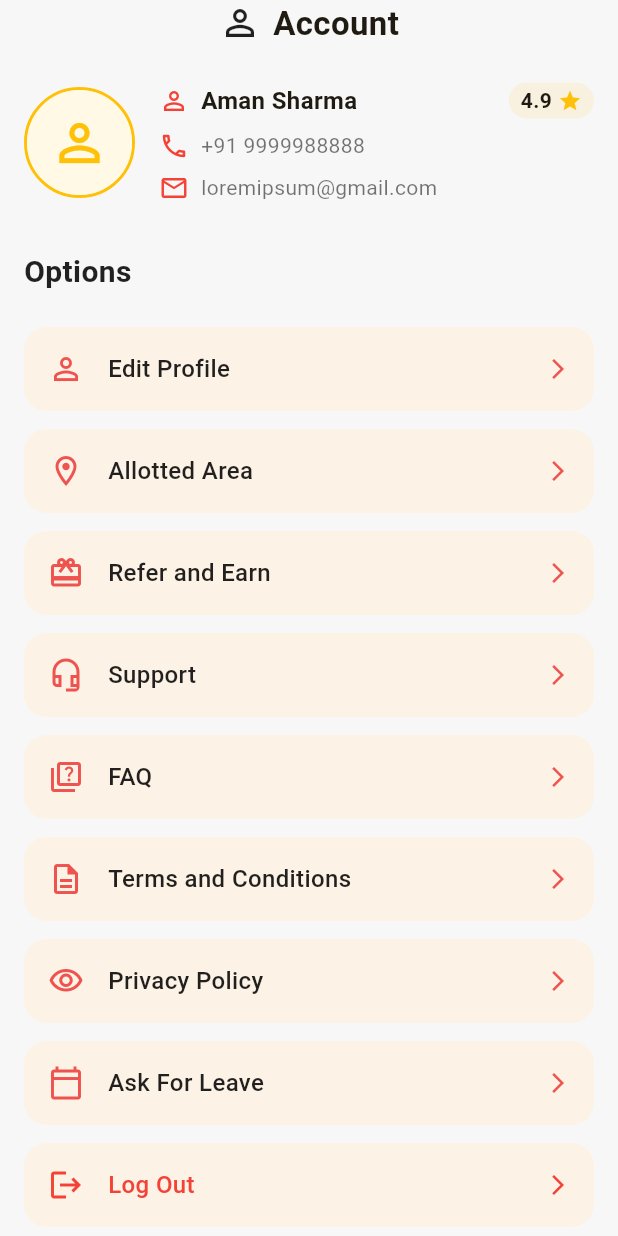
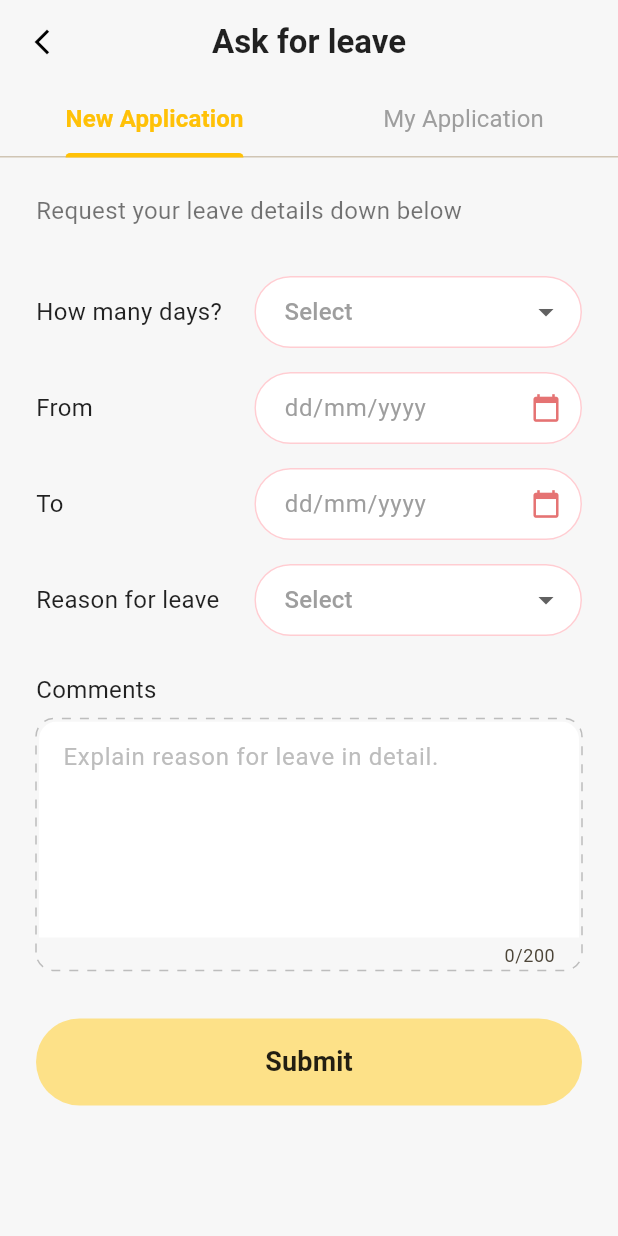
Before and after one commit to Vaibhav1502/day_2_day_delevery_app, a Flutter app: the AccountScreen screen opened directly, after a tap on "Edit Profile", on a phone screen of 412 x 824 dp. Run offline on Flutter 3.47's test engine with Material 3 defaults, Android fonts, the phone set to English and light mode, and no system bars; drawn by our look-alikes of dotted_border; our stand-ins replace lottie.

```diff
--- a/lib/BottomNavigation_main_screen/main_screen.dart
+++ b/lib/BottomNavigation_main_screen/main_screen.dart
@@ -1,7 +1,7 @@
 import 'package:flutter/material.dart';
-
 import '../Home_Screen/Home_Screen.dart';
 import '../account_profile_screen/account_profile_screen.dart';
+import '../orders_screen/orders_screen.dart';
 
 
 class MainScreen extends StatefulWidget {
@@ -15,9 +15,10 @@ class _MainScreenState extends State<MainScreen> {
   // Index to keep track of the selected tab
   int _selectedIndex = 0;
 
-  // List of the screens to be displayed
+  // 2. Update the list to include all three screens in the correct order
   static const List<Widget> _screens = <Widget>[
     HomeScreen(),
+    OrdersScreen(),
     AccountScreen(),
   ];
 
@@ -41,10 +42,10 @@ class _MainScreenState extends State<MainScreen> {
   /// Builds the common bottom navigation bar for the entire app.
   Widget _buildCommonBottomNavigationBar() {
     return Container(
-      height: 90,
+      height: 70,
       decoration: BoxDecoration(
         color: Colors.white,
-        borderRadius: const BorderRadius.vertical(top: Radius.circular(30)),
+        borderRadius: const BorderRadius.vertical(top: Radius.circular(15)),
         boxShadow: [
           BoxShadow(
             color: Colors.grey.withOpacity(0.2),
@@ -56,17 +57,23 @@ class _MainScreenState extends State<MainScreen> {
       child: Row(
         mainAxisAlignment: MainAxisAlignment.spaceAround,
         children: [
+          // "Home" Button
+          _buildNavItem(
+            icon: Icons.home_outlined,
+            label: 'Home',
+            index: 0,
+          ),
           // "Orders" Button
           _buildNavItem(
             icon: Icons.shopping_bag_outlined,
             label: 'Orders',
-            index: 0,
+            index: 1,
           ),
           // "Account" Button
           _buildNavItem(
             icon: Icons.person_outline,
             label: 'Account',
-            index: 1,
+            index: 2,
           ),
         ],
       ),
@@ -91,7 +98,8 @@ class _MainScreenState extends State<MainScreen> {
         style: ElevatedButton.styleFrom(
           foregroundColor: Colors.black87,
           backgroundColor: const Color(0xFFFFD149),
-          padding: const EdgeInsets.symmetric(horizontal: 30, vertical: 12),
+          // 3. (Optional but Recommended) Slightly reduce padding to fit 3 items comfortably
+          padding: const EdgeInsets.symmetric(horizontal: 20, vertical: 12),
           shape: RoundedRectangleBorder(borderRadius: BorderRadius.circular(15)),
           elevation: 0,
         ),
@@ -105,7 +113,7 @@ class _MainScreenState extends State<MainScreen> {
           style: const TextStyle(color: Colors.black87, fontWeight: FontWeight.normal),
         ),
         style: TextButton.styleFrom(
-          padding: const EdgeInsets.symmetric(horizontal: 30, vertical: 12),
+          padding: const EdgeInsets.symmetric(horizontal: 20, vertical: 12),
         ),
       );
     }
--- a/lib/account_profile_screen/account_profile_screen.dart
+++ b/lib/account_profile_screen/account_profile_screen.dart
@@ -1,4 +1,6 @@
 import 'package:flutter/material.dart';
+
+import '../leave_screen/leave_screen.dart';
 
 class AccountScreen extends StatelessWidget {
   const AccountScreen({super.key});
@@ -30,7 +32,7 @@ class AccountScreen extends StatelessWidget {
                         ),
                       ),
                       const SizedBox(height: 16),
-                      _buildOptionsList(),
+                      _buildOptionsList(context),
                       const SizedBox(height: 24),
                       const Center(
                         child: Text(
@@ -133,31 +135,34 @@ class AccountScreen extends StatelessWidget {
   }
 
   /// Builds the list of selectable options.
-  Widget _buildOptionsList() {
+  Widget _buildOptionsList(BuildContext context) {
     return Column(
       children: [
-        _buildOptionItem(Icons.person_outline, 'Edit Profile'),
-        _buildOptionItem(Icons.location_on_outlined, 'Allotted Area'),
-        _buildOptionItem(Icons.card_giftcard_outlined, 'Refer and Earn'),
-        _buildOptionItem(Icons.headset_mic_outlined, 'Support'),
-        _buildOptionItem(Icons.quiz_outlined, 'FAQ'),
-        _buildOptionItem(Icons.description_outlined, 'Terms and Conditions'),
-        _buildOptionItem(Icons.visibility_outlined, 'Privacy Policy'),
-        _buildOptionItem(Icons.calendar_today_outlined, 'Ask For Leave'),
-        _buildOptionItem(Icons.logout, 'Log Out', isLogout: true),
+        _buildOptionItem(context, Icons.person_outline, 'Edit Profile'),
+        _buildOptionItem(context, Icons.settings_outlined, 'Settings'),
+        _buildOptionItem(context, Icons.location_on_outlined, 'Allotted Area'),
+        _buildOptionItem(context, Icons.card_giftcard_outlined, 'Refer and Earn'),
+        _buildOptionItem(context, Icons.headset_mic_outlined, 'Support'),
+        _buildOptionItem(context, Icons.quiz_outlined, 'FAQ'),
+        _buildOptionItem(context, Icons.description_outlined, 'Terms and Conditions'),
+        _buildOptionItem(context, Icons.visibility_outlined, 'Privacy Policy'),
+        _buildOptionItem(context, Icons.calendar_today_outlined, 'Ask For Leave'),
+        _buildOptionItem(context, Icons.logout, 'Log Out', isLogout: true),
       ],
     );
   }
 
   /// Reusable widget for each item in the options list.
-  Widget _buildOptionItem(IconData icon, String title, {bool isLogout = false}) {
+  Widget _buildOptionItem(BuildContext context, IconData icon, String title, {bool isLogout = false}) {
     final color = isLogout ? Colors.red : Colors.red.shade400;
     return Card(
       margin: const EdgeInsets.symmetric(vertical: 6.0),
       elevation: 0,
       shape: RoundedRectangleBorder(borderRadius: BorderRadius.circular(15)),
       child: InkWell(
-        onTap: () {},
+        onTap: () {
+          Navigator.push(context, MaterialPageRoute(builder: (context)=>AskForLeaveScreen()));
+        },
         borderRadius: BorderRadius.circular(15),
         child: Padding(
           padding: const EdgeInsets.all(16.0),
@@ -184,55 +189,55 @@ class AccountScreen extends StatelessWidget {
   }
 
   /// Builds the custom bottom navigation bar.
-  Widget _buildBottomNavigationBar() {
-    return Container(
-      height: 90,
-      decoration: BoxDecoration(
-        color: Colors.white,
-        borderRadius: const BorderRadius.vertical(top: Radius.circular(30)),
-        boxShadow: [
-          BoxShadow(
-            color: Colors.grey.withOpacity(0.2),
-            spreadRadius: 5,
-            blurRadius: 15,
-          ),
-        ],
-      ),
-      child: Row(
-        mainAxisAlignment: MainAxisAlignment.spaceAround,
-        children: [
-          // "Orders" Button
-          ElevatedButton.icon(
-            onPressed: () {},
-            icon: const Icon(Icons.shopping_bag_outlined),
-            label: const Text('Orders'),
-            style: ElevatedButton.styleFrom(
-              foregroundColor: Colors.black87,
-              backgroundColor: const Color(0xFFFFD149),
-              padding: const EdgeInsets.symmetric(horizontal: 30, vertical: 12),
-              shape: RoundedRectangleBorder(
-                borderRadius: BorderRadius.circular(15),
-              ),
-              elevation: 0,
-            ),
-          ),
-          // "Account" Button (Active)
-          TextButton.icon(
-            onPressed: () {},
-            icon: const Icon(Icons.person_outline, color: Colors.black87),
-            label: const Text(
-              'Account',
-              style: TextStyle(
-                color: Colors.black87,
-                fontWeight: FontWeight.bold,
-              ),
-            ),
-            style: TextButton.styleFrom(
-              padding: const EdgeInsets.symmetric(horizontal: 30, vertical: 12),
-            ),
-          ),
-        ],
-      ),
-    );
-  }
+  // Widget _buildBottomNavigationBar() {
+  //   return Container(
+  //     height: 90,
+  //     decoration: BoxDecoration(
+  //       color: Colors.white,
+  //       borderRadius: const BorderRadius.vertical(top: Radius.circular(30)),
+  //       boxShadow: [
+  //         BoxShadow(
+  //           color: Colors.grey.withOpacity(0.2),
+  //           spreadRadius: 5,
+  //           blurRadius: 15,
+  //         ),
+  //       ],
+  //     ),
+  //     child: Row(
+  //       mainAxisAlignment: MainAxisAlignment.spaceAround,
+  //       children: [
+  //         // "Orders" Button
+  //         ElevatedButton.icon(
+  //           onPressed: () {},
+  //           icon: const Icon(Icons.shopping_bag_outlined),
+  //           label: const Text('Orders'),
+  //           style: ElevatedButton.styleFrom(
+  //             foregroundColor: Colors.black87,
+  //             backgroundColor: const Color(0xFFFFD149),
+  //             padding: const EdgeInsets.symmetric(horizontal: 30, vertical: 12),
+  //             shape: RoundedRectangleBorder(
+  //               borderRadius: BorderRadius.circular(15),
+  //             ),
+  //             elevation: 0,
+  //           ),
+  //         ),
+  //         // "Account" Button (Active)
+  //         TextButton.icon(
+  //           onPressed: () {},
+  //           icon: const Icon(Icons.person_outline, color: Colors.black87),
+  //           label: const Text(
+  //             'Account',
+  //             style: TextStyle(
+  //               color: Colors.black87,
+  //               fontWeight: FontWeight.bold,
+  //             ),
+  //           ),
+  //           style: TextButton.styleFrom(
+  //             padding: const EdgeInsets.symmetric(horizontal: 30, vertical: 12),
+  //           ),
+  //         ),
+  //       ],
+  //     ),
+  //   );
+  // }
 }
--- /dev/null
+++ b/lib/leave_screen/leave_screen.dart
@@ -0,0 +1,219 @@
+import 'package:flutter/material.dart';
+import 'package:dotted_border/dotted_border.dart';
+
+class AskForLeaveScreen extends StatefulWidget {
+  const AskForLeaveScreen({super.key});
+
+  @override
+  State<AskForLeaveScreen> createState() => _AskForLeaveScreenState();
+}
+
+class _AskForLeaveScreenState extends State<AskForLeaveScreen> {
+  // Controllers for the date fields
+  final TextEditingController _fromDateController = TextEditingController();
+  final TextEditingController _toDateController = TextEditingController();
+
+  @override
+  void dispose() {
+    _fromDateController.dispose();
+    _toDateController.dispose();
+    super.dispose();
+  }
+
+  // Function to show the date picker
+  Future<void> _selectDate(BuildContext context, TextEditingController controller) async {
+    final DateTime? picked = await showDatePicker(
+      context: context,
+      initialDate: DateTime.now(),
+      firstDate: DateTime(2000),
+      lastDate: DateTime(2101),
+    );
+    if (picked != null) {
+      setState(() {
+        controller.text = "${picked.day}/${picked.month}/${picked.year}";
+      });
+    }
+  }
+
+  @override
+  Widget build(BuildContext context) {
+    return DefaultTabController(
+      length: 2,
+      child: Scaffold(
+        backgroundColor: const Color(0xFFF7F7F7),
+        appBar: AppBar(
+          elevation: 0,
+          backgroundColor: const Color(0xFFF7F7F7),
+          leading: IconButton(
+            icon: const Icon(Icons.arrow_back_ios_new, color: Colors.black, size: 20),
+            onPressed: () => Navigator.of(context).pop(),
+          ),
+          centerTitle: true,
+          title: const Text(
+            'Ask for leave',
+            style: TextStyle(color: Colors.black87, fontWeight: FontWeight.bold),
+          ),
+        ),
+        body: Column(
+          children: [
+            _buildTabBar(),
+            Expanded(
+              child: TabBarView(
+                children: [
+                  _buildNewApplicationForm(),
+                  // Placeholder for the "My Application" tab
+                  const Center(child: Text('My Applications List Goes Here')),
+                ],
+              ),
+            ),
+          ],
+        ),
+      ),
+    );
+  }
+
+  Widget _buildTabBar() {
+    return const TabBar(
+      indicatorColor: Colors.amber,
+      indicatorWeight: 3,
+      labelColor: Colors.amber,
+      unselectedLabelColor: Colors.grey,
+      labelStyle: TextStyle(fontWeight: FontWeight.bold, fontSize: 16),
+      unselectedLabelStyle: TextStyle(fontWeight: FontWeight.normal, fontSize: 16),
+      tabs: [
+        Tab(text: 'New Application'),
+        Tab(text: 'My Application'),
+      ],
+    );
+  }
+
+  Widget _buildNewApplicationForm() {
+    return SingleChildScrollView(
+      padding: const EdgeInsets.all(24.0),
+      child: Column(
+        crossAxisAlignment: CrossAxisAlignment.start,
+        children: [
+          const Text(
+            'Request your leave details down below',
+            style: TextStyle(fontSize: 16, color: Colors.black54),
+          ),
+          const SizedBox(height: 24),
+          _buildFormFieldRow('How many days?', _buildDropdownField(['1 Day', '2 Days', 'More than 2'])),
+          _buildFormFieldRow('From', _buildDateField(_fromDateController)),
+          _buildFormFieldRow('To', _buildDateField(_toDateController)),
+          _buildFormFieldRow('Reason for leave', _buildDropdownField(['Sick Leave', 'Personal', 'Other'])),
+          const SizedBox(height: 16),
+          const Text('Comments', style: TextStyle(fontSize: 16, color: Colors.black87)),
+          const SizedBox(height: 8),
+          _buildCommentsField(),
+          const SizedBox(height: 32),
+          _buildSubmitButton(),
+        ],
+      ),
+    );
+  }
+
+  Widget _buildFormFieldRow(String label, Widget inputField) {
+    return Padding(
+      padding: const EdgeInsets.symmetric(vertical: 8.0),
+      child: Row(
+        children: [
+          Expanded(flex: 2, child: Text(label, style: const TextStyle(fontSize: 16, color: Colors.black87))),
+          Expanded(flex: 3, child: inputField),
+        ],
+      ),
+    );
+  }
+
+  Widget _buildDropdownField(List<String> items) {
+    return DropdownButtonFormField<String>(
+      decoration: _inputDecoration(),
+      hint: const Text('Select', style: TextStyle(color: Colors.grey)),
+      items: items.map((String value) {
+        return DropdownMenuItem<String>(value: value, child: Text(value));
+      }).toList(),
+      onChanged: (_) {},
+    );
+  }
+
+  Widget _buildDateField(TextEditingController controller) {
+    return TextFormField(
+      controller: controller,
+      readOnly: true,
+      onTap: () => _selectDate(context, controller),
+      decoration: _inputDecoration(
+        hintText: 'dd/mm/yyyy',
+        suffixIcon: Icon(Icons.calendar_today, color: Colors.red.shade300, size: 20),
+      ),
+    );
+  }
+
+  Widget _buildCommentsField() {
+    return DottedBorder(
+      borderType: BorderType.RRect,
+      radius: const Radius.circular(12),
+      color: Colors.grey[400]!,
+      strokeWidth: 1,
+      dashPattern: const [6, 6],
+      child: ClipRRect( // To ensure the child respects the border radius
+        borderRadius: BorderRadius.circular(12),
+        child: TextFormField(
+          maxLines: 5,
+          maxLength: 200,
+          decoration: InputDecoration(
+            hintText: 'Explain reason for leave in detail.',
+            filled: true,
+            fillColor: Colors.white,
+            border: InputBorder.none,
+            enabledBorder: InputBorder.none,
+            focusedBorder: InputBorder.none,
+            hintStyle: TextStyle(color: Colors.grey[400]),
+            contentPadding: const EdgeInsets.all(12),
+          ),
+        ),
+      ),
+    );
+  }
+
+  Widget _buildSubmitButton() {
+    return SizedBox(
+      width: double.infinity,
+      child: ElevatedButton(
+        onPressed: () {},
+        style: ElevatedButton.styleFrom(
+          backgroundColor: const Color(0xFFFDE188),
+          padding: const EdgeInsets.symmetric(vertical: 16),
+          shape: RoundedRectangleBorder(borderRadius: BorderRadius.circular(30)),
+          elevation: 0,
+        ),
+        child: const Text(
+          'Submit',
+          style: TextStyle(fontSize: 18, fontWeight: FontWeight.bold, color: Colors.black87),
+        ),
+      ),
+    );
+  }
+
+  InputDecoration _inputDecoration({String? hintText, Widget? suffixIcon}) {
+    return InputDecoration(
+      filled: true,
+      fillColor: Colors.white,
+      hintText: hintText,
+      hintStyle: const TextStyle(color: Colors.grey),
+      suffixIcon: suffixIcon,
+      contentPadding: const EdgeInsets.symmetric(horizontal: 16, vertical: 12),
+      border: OutlineInputBorder(
+        borderRadius: BorderRadius.circular(30),
+        borderSide: BorderSide(color: Colors.red.shade100),
+      ),
+      enabledBorder: OutlineInputBorder(
+        borderRadius: BorderRadius.circular(30),
+        borderSide: BorderSide(color: Colors.red.shade100),
+      ),
+      focusedBorder: OutlineInputBorder(
+        borderRadius: BorderRadius.circular(30),
+        borderSide: BorderSide(color: Colors.red.shade300),
+      ),
+    );
+  }
+}
```
